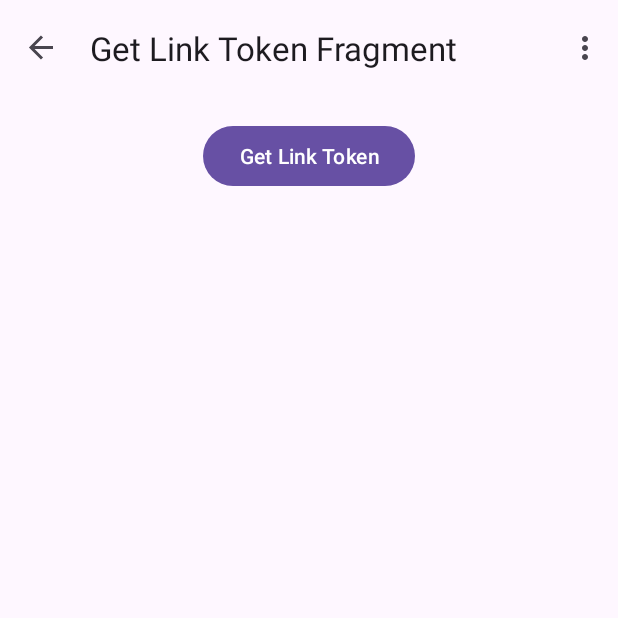
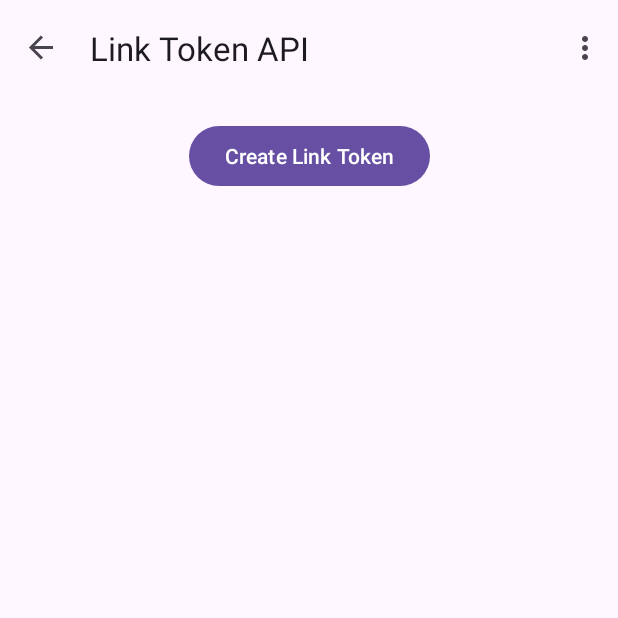
Before and after one commit to welshk91/Ganesha, an Android app: the LinkTokenApiFragment screen opened through its navigation route, on a phone screen of 412 x 824 dp, the top half of it. Run offline under Robolectric (Android 15) with nearby library versions, the phone set to English and light mode, and no system bars; our stand-ins replace Dagger/Hilt's generated code, data binding, navigation-ui.

Commit message:
Cleaned up the names of the Fragments & buttons to better indicate their functions in relation to the PLAID Api

```diff
--- a/app/src/main/java/com/example/ganesha/app/DashboardFragment.kt
+++ b/app/src/main/java/com/example/ganesha/app/DashboardFragment.kt
@@ -33,7 +33,7 @@ class DashboardFragment : Fragment() {
     override fun onViewCreated(view: View, savedInstanceState: Bundle?) {
         super.onViewCreated(view, savedInstanceState)
 
-        binding.buttonGetLinkToken.setOnClickListener {
+        binding.buttonLinkTokenApis.setOnClickListener {
             findNavController().navigate(R.id.action_DashboardFragment_to_GetLinkTokenFragment)
         }
     }
--- a/app/src/main/java/com/example/ganesha/app/GetLinkTokenFragment.kt
+++ b/app/src/main/java/com/example/ganesha/app/LinkTokenApiFragment.kt
@@ -15,7 +15,7 @@ import dagger.hilt.android.AndroidEntryPoint
  * A simple [Fragment] subclass as the second destination in the navigation.
  */
 @AndroidEntryPoint
-class GetLinkTokenFragment : Fragment() {
+class LinkTokenApiFragment : Fragment() {
     private lateinit var binding: FragmentGetLinkTokenBinding
     private val viewModel: GetLinkTokenViewModel by activityViewModels()
 
@@ -36,7 +36,7 @@ class GetLinkTokenFragment : Fragment() {
 
     override fun onViewCreated(view: View, savedInstanceState: Bundle?) {
         super.onViewCreated(view, savedInstanceState)
-        binding.buttonGetLinkToken.setOnClickListener {
+        binding.buttonCreateLinkToken.setOnClickListener {
             viewModel.fetchLinkToken()
         }
 
--- a/app/src/main/res/layout/fragment_dashboard.xml
+++ b/app/src/main/res/layout/fragment_dashboard.xml
@@ -12,10 +12,10 @@
         android:padding="16dp">
 
         <com.google.android.material.button.MaterialButton
-            android:id="@+id/button_get_link_token"
+            android:id="@+id/button_link_token_apis"
             android:layout_width="wrap_content"
             android:layout_height="wrap_content"
-            android:text="@string/get_link_token"
+            android:text="@string/link_token_apis"
             app:layout_constraintEnd_toEndOf="parent"
             app:layout_constraintStart_toStartOf="parent"
             app:layout_constraintTop_toTopOf="parent" />
--- a/app/src/main/res/layout/fragment_get_link_token.xml
+++ b/app/src/main/res/layout/fragment_get_link_token.xml
@@ -14,7 +14,7 @@
     <androidx.core.widget.NestedScrollView
         android:layout_width="match_parent"
         android:layout_height="match_parent"
-        tools:context=".app.GetLinkTokenFragment">
+        tools:context=".app.LinkTokenApiFragment">
 
         <androidx.constraintlayout.widget.ConstraintLayout
             android:layout_width="match_parent"
@@ -22,10 +22,10 @@
             android:padding="16dp">
 
             <com.google.android.material.button.MaterialButton
-                android:id="@+id/button_get_link_token"
+                android:id="@+id/button_create_link_token"
                 android:layout_width="wrap_content"
                 android:layout_height="wrap_content"
-                android:text="@string/get_link_token"
+                android:text="@string/create_link_token"
                 app:layout_constraintEnd_toEndOf="parent"
                 app:layout_constraintStart_toStartOf="parent"
                 app:layout_constraintTop_toTopOf="parent" />
@@ -39,7 +39,7 @@
                 app:layout_constraintBottom_toBottomOf="parent"
                 app:layout_constraintEnd_toEndOf="parent"
                 app:layout_constraintStart_toStartOf="parent"
-                app:layout_constraintTop_toBottomOf="@id/button_get_link_token"
+                app:layout_constraintTop_toBottomOf="@id/button_create_link_token"
                 tools:text="Data: No current link token. Fetch link token" />
 
             <TextView
@@ -63,7 +63,7 @@
                 app:layout_constraintBottom_toBottomOf="parent"
                 app:layout_constraintEnd_toEndOf="parent"
                 app:layout_constraintStart_toStartOf="parent"
-                app:layout_constraintTop_toBottomOf="@id/button_get_link_token" />
+                app:layout_constraintTop_toBottomOf="@id/button_link_token_apis" />
         </androidx.constraintlayout.widget.ConstraintLayout>
     </androidx.core.widget.NestedScrollView>
 </layout>
--- a/app/src/main/res/navigation/nav_graph.xml
+++ b/app/src/main/res/navigation/nav_graph.xml
@@ -18,7 +18,7 @@
 
     <fragment
         android:id="@+id/GetLinkTokenFragment"
-        android:name="com.example.ganesha.app.GetLinkTokenFragment"
-        android:label="@string/get_link_token_fragment_label"
+        android:name="com.example.ganesha.app.LinkTokenApiFragment"
+        android:label="@string/link_token_api_fragment_label"
         tools:layout="@layout/fragment_get_link_token" />
 </navigation>
--- a/app/src/main/res/values/strings.xml
+++ b/app/src/main/res/values/strings.xml
@@ -3,9 +3,10 @@
     <string name="action_settings">Settings</string>
     <!-- Strings used for fragments for navigation -->
     <string name="dashboard_fragment_label">Dashboard Fragment</string>
-    <string name="get_link_token_fragment_label">Get Link Token Fragment</string>
+    <string name="link_token_api_fragment_label">Link Token API</string>
     <string name="link_token">Link Token</string>
-    <string name="get_link_token">Get Link Token</string>
+    <string name="create_link_token">Create Link Token</string>
+    <string name="link_token_apis">Link Token APIs</string>
 
     <string name="get_link_token_response">Get Link Token Response</string>
 </resources>
```
